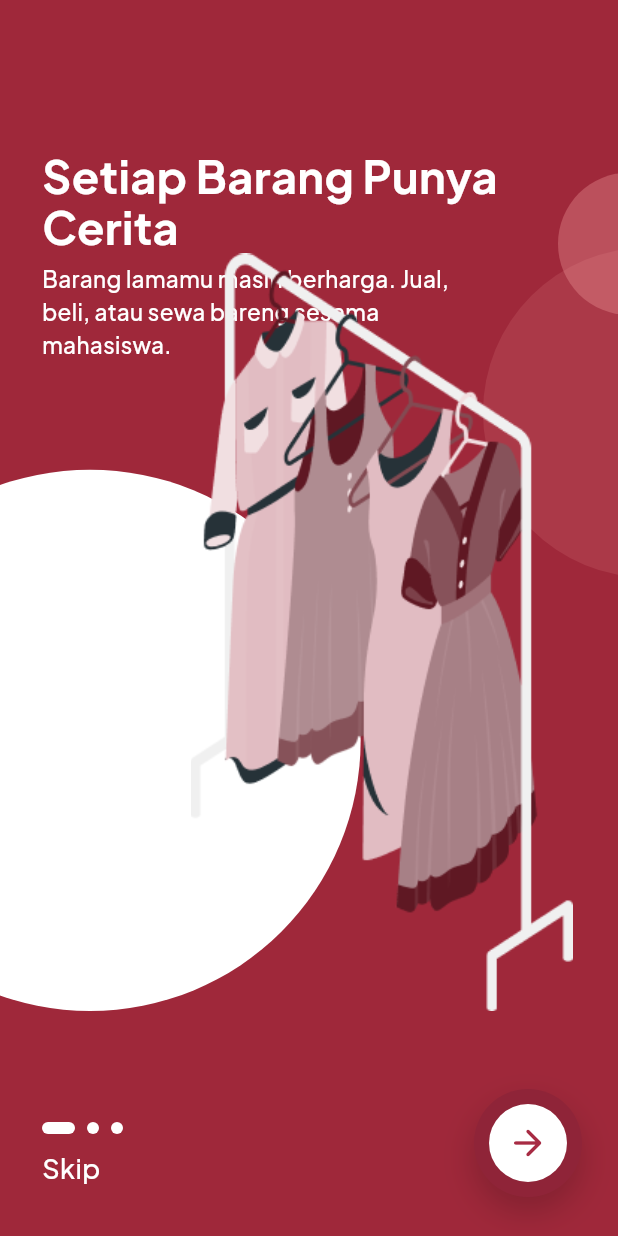
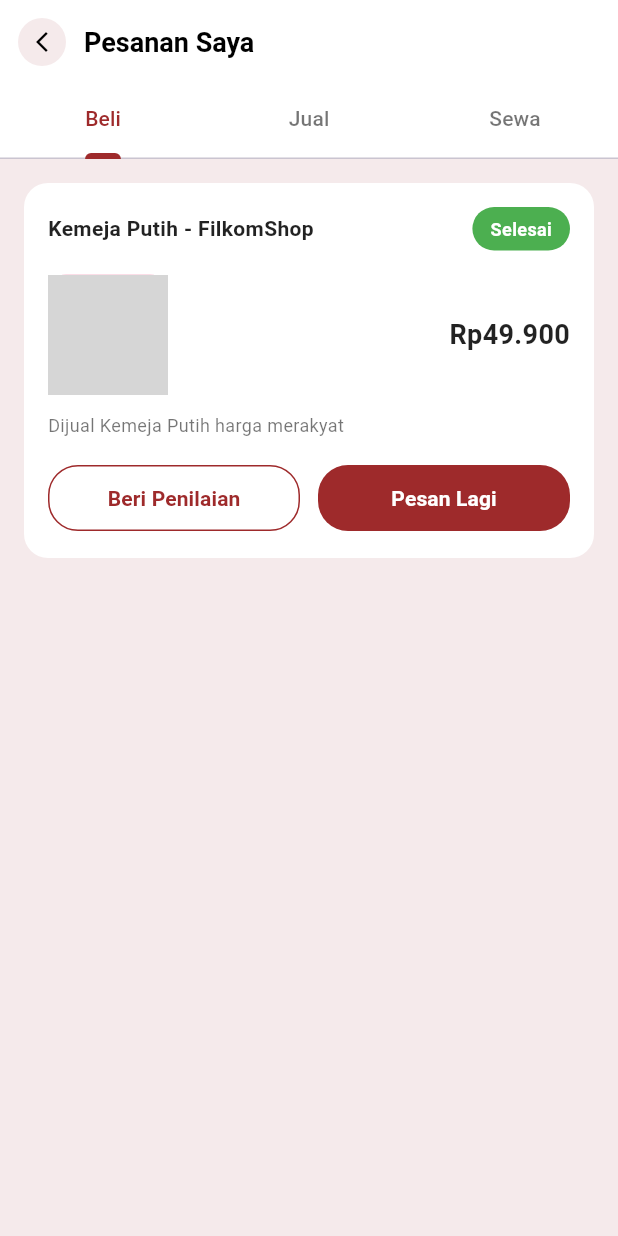
Before and after one commit to GanErnesta/Reloved, a Flutter app: the screen it shows after launch, on a phone screen of 412 x 824 dp. Run offline on Flutter 3.47's test engine with Material 3 defaults, Android fonts, the phone set to English and light mode, and no system bars; our stand-ins replace flutter_dotenv, flutter_svg, go_router, google_fonts, supabase_flutter; accounts and stored records are empty; network calls fail; grey boxes are pictures that could not be loaded.

Commit message:
1.0 Orderscreen (dummydata)

```diff
--- /dev/null
+++ b/lib/features/orders/models/order_model.dart
@@ -0,0 +1,55 @@
+import 'package:flutter/material.dart';
+
+enum OrderStatus { dibuat, dibayar, dikirim, selesai }
+enum OrderType { beli, jual, sewa }
+
+class OrderModel {
+  final String id;
+  final String productName;
+  final String shopName;
+  final String counterpartName;
+  final String description;
+  final double price;
+  final String imageUrl;
+  final OrderStatus status;
+  final OrderType type;
+
+  OrderModel({
+    required this.id,
+    required this.productName,
+    required this.shopName,
+    required this.counterpartName,
+    required this.description,
+    required this.price,
+    required this.imageUrl,
+    required this.status,
+    required this.type,
+  });
+
+  String get statusText {
+    switch (status) {
+      case OrderStatus.dibuat:
+        return 'Dibuat';
+      case OrderStatus.dibayar:
+        return 'Dibayar';
+      case OrderStatus.dikirim:
+        return 'Dikirim';
+      case OrderStatus.selesai:
+        return 'Selesai';
+    }
+  }
+
+  Color get statusColor {
+    if (status == OrderStatus.selesai) {
+      return const Color(0xFF4CAF50);
+    }
+    return const Color(0xFFF2A63B);
+  }
+
+  Color get statusBackgroundColor {
+    if (status == OrderStatus.selesai) {
+      return const Color(0xFFE8F5E9);
+    }
+    return const Color(0xFFFFF8ED);
+  }
+}
--- /dev/null
+++ b/lib/features/orders/screens/orders_screen.dart
@@ -0,0 +1,131 @@
+import 'package:flutter/material.dart';
+import '../models/order_model.dart';
+import '../widgets/order_card.dart';
+
+class OrdersScreen extends StatefulWidget {
+  const OrdersScreen({super.key});
+
+  @override
+  State<OrdersScreen> createState() => _OrdersScreenState();
+}
+
+class _OrdersScreenState extends State<OrdersScreen> {
+  // Dummy data untuk Beli
+  final List<OrderModel> dummyBeli = [
+    OrderModel(
+      id: '1',
+      productName: 'Kemeja Putih',
+      shopName: 'FilkomShop',
+      counterpartName: '',
+      description: 'Dijual Kemeja Putih harga merakyat',
+      price: 49900,
+      imageUrl: 'https://via.placeholder.com/150',
+      status: OrderStatus.selesai,
+      type: OrderType.beli,
+    ),
+  ];
+
+  // Dummy data untuk Jual
+  final List<OrderModel> dummyJual = [
+    OrderModel(
+      id: '2',
+      productName: 'Buku Pemrograman Dasar',
+      shopName: 'Toko Saya',
+      counterpartName: 'Andi',
+      description: 'Buku kondisi 90% mulus',
+      price: 35000,
+      imageUrl: 'https://via.placeholder.com/150',
+      status: OrderStatus.dibayar,
+      type: OrderType.jual,
+    ),
+  ];
+
+  final List<OrderModel> dummySewa = [
+    OrderModel(
+      id: '2',
+      productName: 'Buku Pemrograman Dasar',
+      shopName: 'Toko Saya',
+      counterpartName: 'Miko',
+      description: 'Buku kondisi 90% mulus',
+      price: 35000,
+      imageUrl: 'https://via.placeholder.com/150',
+      status: OrderStatus.dibuat,
+      type: OrderType.sewa,
+    ),
+  ];
+
+  @override
+  Widget build(BuildContext context) {
+    const Color lightMaroon = Color(0xFFF5EAEB);
+
+    return DefaultTabController(
+      length: 3,
+      child: Scaffold(
+        backgroundColor: lightMaroon,
+        appBar: AppBar(
+          backgroundColor: Colors.white,
+          elevation: 0,
+          titleSpacing: 0,
+          leading: IconButton(
+            icon: Container(
+              padding: const EdgeInsets.all(8),
+              decoration: const BoxDecoration(
+                color: lightMaroon,
+                shape: BoxShape.circle,
+              ),
+              child: const Icon(Icons.arrow_back_ios_new, color: Colors.black, size: 16),
+            ),
+            onPressed: () {
+              // Navigasi kembali
+            },
+          ),
+          title: const Text(
+            'Pesanan Saya',
+            style: TextStyle(
+              color: Colors.black,
+              fontWeight: FontWeight.bold,
+              fontSize: 18,
+            ),
+          ),
+          bottom: const TabBar(
+            labelColor: Color(0xFF9E2A2B),
+            unselectedLabelColor: Colors.black54,
+            indicatorColor: Color(0xFF9E2A2B),
+            indicatorWeight: 4,
+            tabs: [
+              Tab(text: 'Beli'),
+              Tab(text: 'Jual'),
+              Tab(text: 'Sewa'),
+            ],
+          ),
+        ),
+        body: TabBarView(
+          children: [
+            // Tab Beli
+            _buildOrderList(dummyBeli),
+            // Tab Jual
+            _buildOrderList(dummyJual),
+            // Tab Sewa
+            _buildOrderList(dummySewa),
+          ],
+        ),
+      ),
+    );
+  }
+
+  Widget _buildOrderList(List<OrderModel> orders) {
+    if (orders.isEmpty) {
+      return const Center(
+        child: Text('Belum ada pesanan'),
+      );
+    }
+
+    return ListView.builder(
+      padding: const EdgeInsets.all(16),
+      itemCount: orders.length,
+      itemBuilder: (context, index) {
+        return OrderCard(order: orders[index]);
+      },
+    );
+  }
+}
--- /dev/null
+++ b/lib/features/orders/widgets/order_card.dart
@@ -0,0 +1,166 @@
+import 'package:flutter/material.dart';
+import '../models/order_model.dart';
+import 'package:intl/intl.dart';
+
+import '../screens/order_detail_screen.dart';
+
+class OrderCard extends StatelessWidget {
+  final OrderModel order;
+
+  const OrderCard({super.key, required this.order});
+
+  @override
+  Widget build(BuildContext context) {
+    final currencyFormatter = NumberFormat.currency(
+      locale: 'id_ID',
+      symbol: 'Rp',
+      decimalDigits: 0,
+    );
+
+    return GestureDetector(
+        onTap: () {
+          // Navigasi ke halaman detail pesanan dengan membawa data order
+          Navigator.push(
+            context,
+            MaterialPageRoute(
+              builder: (context) => OrderDetailScreen(order: order),
+            ),
+          );
+        },
+        child: Container(
+          margin: const EdgeInsets.only(bottom: 16),
+          padding: const EdgeInsets.all(16),
+          decoration: BoxDecoration(
+            color: Colors.white,
+            borderRadius: BorderRadius.circular(16),
+          ),
+      child: Column(
+        crossAxisAlignment: CrossAxisAlignment.start,
+        children: [
+          Row(
+            mainAxisAlignment: MainAxisAlignment.spaceBetween,
+            children: [
+              Expanded(
+                child: Text(
+                  '${order.productName} - ${order.shopName}',
+                  style: const TextStyle(
+                    fontWeight: FontWeight.bold,
+                    fontSize: 14,
+                    color: Colors.black87,
+                  ),
+                  maxLines: 1,
+                  overflow: TextOverflow.ellipsis,
+                ),
+              ),
+              const SizedBox(width: 8),
+              Container(
+                padding: const EdgeInsets.symmetric(horizontal: 12, vertical: 6),
+                decoration: BoxDecoration(
+                  color: order.statusColor,
+                  borderRadius: BorderRadius.circular(20),
+                ),
+                child: Text(
+                  order.statusText,
+                  style: const TextStyle(
+                    color: Colors.white,
+                    fontSize: 12,
+                    fontWeight: FontWeight.w600,
+                  ),
+                ),
+              ),
+            ],
+          ),
+          const SizedBox(height: 16),
+
+          Row(
+            children: [
+              Container(
+                width: 80,
+                height: 80,
+                decoration: BoxDecoration(
+                  border: Border.all(color: Colors.pink.shade100, width: 1.5),
+                  borderRadius: BorderRadius.circular(12),
+                  image: DecorationImage(
+                    image: NetworkImage(order.imageUrl),
+                    fit: BoxFit.cover,
+                  ),
+                ),
+              ),
+              const SizedBox(width: 16),
+              Expanded(
+                child: Align(
+                  alignment: Alignment.centerRight,
+                  child: Text(
+                    currencyFormatter.format(order.price),
+                    style: const TextStyle(
+                      fontWeight: FontWeight.bold,
+                      fontSize: 18,
+                      color: Colors.black87,
+                    ),
+                  ),
+                ),
+              ),
+            ],
+          ),
+          const SizedBox(height: 12),
+
+          // Deskripsi
+          Text(
+            order.description,
+            style: const TextStyle(
+              fontSize: 12,
+              color: Colors.black54,
+            ),
+          ),
+          const SizedBox(height: 16),
+
+          Row(
+            children: [
+              Expanded(
+                child: OutlinedButton(
+                  onPressed: () {},
+                  style: OutlinedButton.styleFrom(
+                    side: const BorderSide(color: Color(0xFF9E2A2B)),
+                    shape: RoundedRectangleBorder(
+                      borderRadius: BorderRadius.circular(20),
+                    ),
+                    padding: const EdgeInsets.symmetric(vertical: 12),
+                  ),
+                  child: const Text(
+                    'Beri Penilaian',
+                    style: TextStyle(
+                      color: Color(0xFF9E2A2B),
+                      fontWeight: FontWeight.bold,
+                    ),
+                  ),
+                ),
+              ),
+              const SizedBox(width: 12),
+              Expanded(
+                child: ElevatedButton(
+                  onPressed: () {},
+                  style: ElevatedButton.styleFrom(
+                    backgroundColor: const Color(0xFF9E2A2B),
+                    shape: RoundedRectangleBorder(
+                      borderRadius: BorderRadius.circular(20),
+                    ),
+                    padding: const EdgeInsets.symmetric(vertical: 12),
+                    elevation: 0,
+                  ),
+                  child: const Text(
+                    'Pesan Lagi',
+                    style: TextStyle(
+                      color: Colors.white,
+                      fontWeight: FontWeight.bold,
+                    ),
+                  ),
+                ),
+              ),
+            ],
+          ),
+        ],
+      ),
+    )
+    );
+  }
+}
--- a/lib/main.dart
+++ b/lib/main.dart
@@ -1,17 +1,20 @@
 import 'package:flutter/material.dart';
-import 'package:flutter_dotenv/flutter_dotenv.dart';
-import 'package:supabase_flutter/supabase_flutter.dart';
-import 'app/app.dart';
-import 'core/config/supabase_config.dart';
+// Pastikan path import ini sesuai dengan letak folder Anda
+import 'features/orders/screens/orders_screen.dart';
 
-Future<void> main() async {
-  WidgetsFlutterBinding.ensureInitialized();
-  await dotenv.load(fileName: ".env");
-  await SupabaseConfig.initialize();
-  Supabase.instance.client.auth.onAuthStateChange.listen((data) {
-    debugPrint("===== AUTH EVENT =====");
-    debugPrint(data.event.toString());
-    debugPrint(data.session?.user.email);
-  });
-  runApp(const App());
+void main() {
+  runApp(const MyApp());
 }
+
+class MyApp extends StatelessWidget {
+  const MyApp({super.key});
+
+  @override
+  Widget build(BuildContext context) {
+    return MaterialApp(
+      debugShowCheckedModeBanner: false, // Menghilangkan banner debug
+      title: 'Reloved App',
+      home: const OrdersScreen(), // Memanggil halaman pesanan
+    );
+  }
+}
```
Also changed, not shown: lib/features/orders/screens/order_detail_screen.dart (added, +121 -0 lines), lib/features/orders/widgets/order_location_box.dart (added, +71 -0 lines), lib/features/orders/widgets/order_status_timeline.dart (added, +133 -0 lines), assets/images/ic_check.svg (added), assets/images/ic_inbox.svg (added), assets/images/ic_receipt.svg (added), assets/images/ic_truck.svg (added), lib/features/leaderboard/models/leaderboard_model.dart (added), lib/features/leaderboard/screens/leaderboard_screen.dart (added), lib/features/leaderboard/widgets/leaderboard_rank_card.dart (added), lib/features/leaderboard/widgets/trust_score_badge.dart (added), 1 other file.
